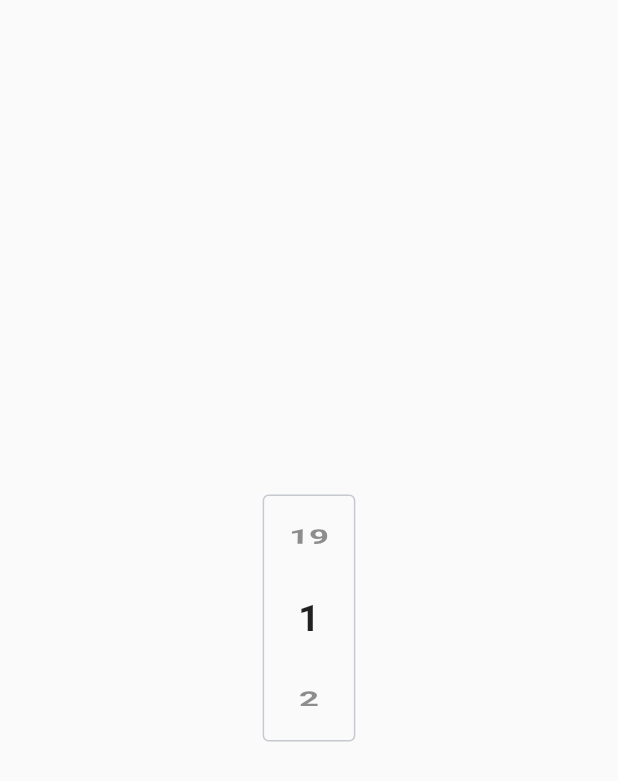
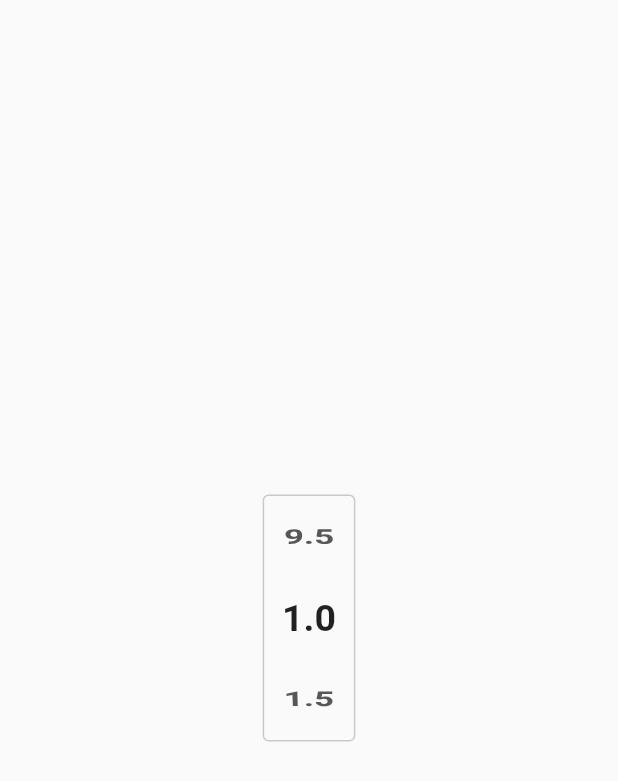
Before and after one commit to shady-ti/writing-machine, a Flutter app: the screen it shows after launch, on a phone screen of 412 x 824 dp. Shown: the top 781 px of the screen. Run offline on Flutter 3.47's test engine with Material 2 defaults, Android fonts, the phone set to English and light mode, and no system bars; our stand-ins replace audioplayers.

Commit message:
NumberScroll -> NumberWheel (Widget rework, #2)
The `NumberWheel` widget has been reworked from ground up. Its now both
more simple in its structure (on file) and less error prone.

```diff
--- /dev/null
+++ b/lib/UI/number_wheel.dart
@@ -0,0 +1,200 @@
+import 'package:flutter/material.dart';
+import 'package:writing_machine/UI/style.dart';
+
+// TODO: Reduce unnecesary state updates
+
+class _NumberWheelState extends ChangeNotifier {
+  late final num initialValue, finalValue, increment;
+
+  late final int elementCount;
+
+  late TextEditingController textController;
+
+  late FixedExtentScrollController scrollController;
+
+  var _inTextEditingMode = false;
+
+  bool get inTextEditingMode => _inTextEditingMode;
+
+  set inTextEditingMode(bool newValue) {
+    if (_inTextEditingMode != newValue) {
+      _inTextEditingMode = newValue;
+      notifyListeners();
+    }
+  }
+
+  num _value = 0;
+
+  num get value => _value;
+
+  set value(num newValue) {
+    if (_value != newValue) {
+      _value = newValue;
+
+      // TODO: Remove controller rplacement
+      if (inTextEditingMode) {
+        scrollController =
+            FixedExtentScrollController(initialItem: (value - initialValue) ~/ increment);
+
+        scrollController.addListener(() => _scrollControllerValueUpdater());
+      } else {
+        textController = TextEditingController(text: '$value');
+
+        textController.addListener(() => _textEditingControllerValueUpdater());
+      }
+
+      notifyListeners();
+    }
+  }
+
+  ///
+  _NumberWheelState({
+    required num defaultValue,
+    required this.initialValue,
+    required this.finalValue,
+    required this.increment,
+  }) {
+    value = defaultValue;
+
+    textController = TextEditingController(text: defaultValue.toString());
+    scrollController = FixedExtentScrollController();
+
+    elementCount = (finalValue - initialValue) ~/ increment;
+
+    scrollController.addListener(() => _scrollControllerValueUpdater());
+
+    textController.addListener(() => _textEditingControllerValueUpdater());
+
+    addListener(() {
+      print('value changed to "$value"');
+      print('inTextEditingMode: $inTextEditingMode\n\n');
+    });
+  }
+
+  void _textEditingControllerValueUpdater() {
+    var textNumber =
+        (int.tryParse(textController.text) ?? double.tryParse(textController.text)) ?? 0;
+
+    if (!((textNumber < initialValue) || (textNumber >= finalValue))) {
+      value = textNumber ~/ increment * increment;
+    } else if (textNumber <= initialValue) {
+      value = initialValue;
+    } else {
+      value = initialValue + (elementCount - 1) * increment;
+    }
+  }
+
+  void _scrollControllerValueUpdater() {
+    if (scrollController.selectedItem >= 0) {
+      value = initialValue + ((scrollController.selectedItem % elementCount) * increment);
+    } else {
+      // -3 of 5 is the same as 2 of 5
+      value = initialValue +
+          ((elementCount - (scrollController.selectedItem.abs() % elementCount)) * increment);
+    }
+  }
+}
+
+class NumberWheel extends StatelessWidget {
+  late final _NumberWheelState _state;
+
+  ///
+  NumberWheel({
+    super.key,
+    num? defaultValue,
+    required num initialValue,
+    required num finalValue,
+    required num increment,
+  }) {
+    _state = _NumberWheelState(
+      defaultValue: defaultValue ?? initialValue,
+      initialValue: initialValue,
+      finalValue: finalValue,
+      increment: increment,
+    );
+  }
+
+  @override
+  Widget build(BuildContext context) {
+    return SizedBox(
+      width: getFractionalWidth(valueSet<double>(0.2, 0.15, 0.1, context), context),
+      height: getFractionalHeight(0.2, context),
+      // input box borders
+      child: Container(
+        decoration: getBoxDecoration(borderColor: ColorPalette.lavenderGray),
+        // Text or Scroll View
+        child: AnimatedBuilder(
+          animation: _state,
+          builder: (context, child) => Center(
+            child: _state.inTextEditingMode
+                ? _NumberWheelTextMode(state: _state)
+                : _NumberWheelScrollMode(state: _state),
+          ),
+        ),
+      ),
+    );
+  }
+}
+
+class _NumberWheelTextMode extends StatelessWidget {
+  final _NumberWheelState state;
+
+  const _NumberWheelTextMode({required this.state});
+
+  @override
+  Widget build(BuildContext context) {
+    return AnimatedBuilder(
+      animation: state,
+      builder: (BuildContext context, Widget? child) => TextField(
+        controller: state.textController,
+        keyboardType: TextInputType.number,
+        style: FontStyles.heading3,
+        textAlign: TextAlign.center,
+        textAlignVertical: TextAlignVertical.center,
+        decoration: null,
+        onEditingComplete: () {
+          state.textController.text = '${state.value}';
+          state.inTextEditingMode = false;
+        },
+        autofocus: true,
+      ),
+    );
+  }
+}
+
+class _NumberWheelScrollMode extends StatelessWidget {
+  final _NumberWheelState state;
+
+  const _NumberWheelScrollMode({required this.state});
+
+  @override
+  Widget build(BuildContext context) {
+    return GestureDetector(
+      onTap: () {
+        state.inTextEditingMode = true;
+      },
+      child: ListWheelScrollView.useDelegate(
+        controller: state.scrollController,
+        physics: const FixedExtentScrollPhysics(),
+        diameterRatio: 1,
+        overAndUnderCenterOpacity: 0.75,
+        itemExtent: getFractionalHeight(0.05, context),
+        childDelegate: ListWheelChildLoopingListDelegate(
+          children: List.generate(
+            state.elementCount,
+            (index) => Center(
+              child: FittedBox(
+                fit: BoxFit.contain,
+                child: Text(
+                  '${state.initialValue + (index * state.increment)}',
+                  style: FontStyles.heading3,
+                  textAlign: TextAlign.center,
+                ),
+              ),
+            ),
+          ),
+        ),
+      ),
+    );
+  }
+}
--- a/lib/UI/style.dart
+++ b/lib/UI/style.dart
@@ -118,3 +118,13 @@ double getFractionalWidth(double fraction, BuildContext context) =>
 
 double getFractionalHeight(double fraction, BuildContext context) =>
     MediaQuery.of(context).size.height * fraction;
+
+BoxDecoration getBoxDecoration({
+  Color borderColor = const Color(0x00000000),
+  Color backgroundColor = const Color(0x00000000),
+}) =>
+    BoxDecoration(
+      border: Border.all(color: borderColor),
+      color: backgroundColor,
+      borderRadius: BorderRadius.circular(4),
+    );
--- a/lib/UI/ticker_inputs.dart
+++ b/lib/UI/ticker_inputs.dart
@@ -1,179 +1,152 @@
 import 'package:flutter/material.dart';
+import 'package:flutter/widgets.dart';
+import 'package:writing_machine/UI/number_wheel.temp.dart';
 import 'package:writing_machine/UI/style.dart';
+import 'package:writing_machine/model/ticker.dart';
 
-/// Numeric Input wheel where you can also type in the values
-class NumberWheel extends StatefulWidget {
-  /// [TextEditingController] that is used to communicate the chosen values
-  /// up and down the widget tree
-  final TextEditingController textController;
-
-  final num startNumber, endNumber, increment;
-
-  /// Create a [NumberWheel]
-  const NumberWheel({
-    super.key,
-    required this.textController,
-    required this.startNumber,
-    required this.endNumber,
-    this.increment = 1,
-  });
-
+class TickerInputs extends StatefulWidget {
   @override
-  State<StatefulWidget> createState() => _NumberWheelState();
+  State<StatefulWidget> createState() => _TickerInputsState();
 }
 
-class _NumberWheelState extends State<NumberWheel> {
-  /// `true` is the widget is in [TextField] mode
-  bool isTextModeActive = false;
+class _TickerInputsState extends State<TickerInputs> {
+  var hourController = TextEditingController(text: '1');
+  var minuteController = TextEditingController(text: '0');
+  var secondController = TextEditingController(text: '5');
 
-  /// up-tree pass down, used to share about the chosen value
-  late TextEditingController textController;
+  late Ticker ticker;
 
-  /// keeps getting replaced when switching back to scroll mode
-  var scrollController = FixedExtentScrollController();
-
-  /// parse both int's and double's
-  ///
-  /// ### NOTE
-  /// - Returns `0` if input can't be parsed
-  num parseNumber(String text) =>
-      (int.tryParse(textController.text) ?? double.tryParse(textController.text)) ?? 0;
-
-  @override
-  void initState() {
-    super.initState();
-
-    textController = widget.textController;
-  }
+  var inInputMode = true;
 
   @override
   Widget build(BuildContext context) {
-    // input box size
-    return FractionallySizedBox(
-      widthFactor: valueSet<double>(0.2, 0.15, 0.1, context),
-      heightFactor: 0.2,
-      // input box borders
-      child: Container(
-        decoration: BoxDecoration(
-          border: Border.all(color: ColorPalette.lavenderGray),
-          borderRadius: BorderRadius.circular(4),
+    return inInputMode
+        ? Column(
+            mainAxisSize: MainAxisSize.min,
+            children: [
+              Row(
+                mainAxisSize: MainAxisSize.min,
+                children: [
+                  Column(
+                    mainAxisSize: MainAxisSize.min,
+                    children: [
+                      const Text(
+                        'Total writing time',
+                        style: FontStyles.heading1,
                       ),
-        // Text or Scroll View
-        child: Center(
-          child: isTextModeActive
-              ? CustomTextInput(
-                  controller: textController,
-                  onEditingCompleteCallback: () => setState(
-                    () {
-                      isTextModeActive = false;
+                      Row(
+                        mainAxisSize: MainAxisSize.min,
+                        children: [
+                          Column(
+                            mainAxisSize: MainAxisSize.min,
+                            crossAxisAlignment: CrossAxisAlignment.start,
+                            children: [
+                              NumberWheel(
+                                textController: hourController,
+                                startNumber: 0,
+                                endNumber: 25,
+                              ),
+                              const Text('Hours')
+                            ],
+                          ),
+                          SizedBox(
+                            width: getFractionalWidth(0.01, context),
+                          ),
+                          Column(
+                            mainAxisSize: MainAxisSize.min,
+                            crossAxisAlignment: CrossAxisAlignment.start,
+                            children: [
+                              NumberWheel(
+                                textController: minuteController,
+                                startNumber: 0,
+                                endNumber: 61,
+                              ),
+                              const Text('Minutes')
+                            ],
+                          )
+                        ],
+                      ),
+                    ],
+                  ),
+                  SizedBox(
+                    width: getFractionalWidth(0.05, context),
+                  ),
+                  Column(
+                    mainAxisSize: MainAxisSize.min,
+                    children: [
+                      const Text(
+                        'Sec/Word',
+                        style: FontStyles.heading1,
+                      ),
+                      Column(
+                        crossAxisAlignment: CrossAxisAlignment.start,
+                        children: [
+                          NumberWheel(
+                            textController: secondController,
+                            startNumber: 1,
+                            endNumber: 61,
+                          ),
+                          const Text('Seconds')
+                        ],
+                      )
+                    ],
+                  )
+                ],
+              ),
+              TextButton(
+                onPressed: () async {
+                  setState(() {
+                    ticker = Ticker(
+                      totalDuration: Duration(
+                        hours: int.parse(hourController.text),
+                        minutes: int.parse(minuteController.text),
+                      ),
+                      timeBetweenTicks: Duration(seconds: int.parse(secondController.text)),
+                    );
+                  });
 
-                      if (parseNumber(textController.text) > widget.endNumber) {
-                        textController.text = '${widget.endNumber}';
-                      }
+                  await ticker.startPlayback();
 
-                      if (parseNumber(textController.text) < widget.startNumber) {
-                        textController.text = '${widget.startNumber}';
-                      }
-
-                      scrollController = FixedExtentScrollController(
-                        initialItem: (parseNumber(textController.text) - widget.startNumber) ~/
-                            widget.increment,
-                      );
+                  setState(() {
+                    inInputMode = false;
+                  });
                 },
+                child: const Text(
+                  'Start',
+                  style: FontStyles.heading3,
                 ),
               )
-              : ValueScroll(
-                  controller: scrollController,
-                  items: [
-                    for (int index = 0;
-                        index < (widget.endNumber - widget.startNumber) ~/ widget.increment;
-                        index++)
+            ],
+          )
+        : Center(
+            child: Column(
+              mainAxisSize: MainAxisSize.min,
+              children: [
+                Text(
+                  'Words: ${ticker.tick}/${ticker.totalTicks}',
+                  style: FontStyles.heading3,
+                ),
+                Text(
+                  ' Time: ${(ticker.timeBetweenTicks * ticker.tick).toString().substring(0, 9)}/${ticker.totalDuration.toString().substring(0, 9)}',
+                  style: FontStyles.heading3,
+                ),
                 Center(
-                        child: Text(
-                          '${widget.startNumber + (index * widget.increment)}',
+                  child: TextButton(
+                    onPressed: () {
+                      ticker.stopPlayback();
+
+                      setState(() {
+                        inInputMode = true;
+                      });
+                    },
+                    child: const Text(
+                      'Cancel',
                       style: FontStyles.heading3,
-                          textAlign: TextAlign.center,
                     ),
                   ),
+                )
               ],
-                  onTap: () => setState(() {
-                    isTextModeActive = true;
-
-                    var elementCount = (widget.endNumber - widget.startNumber) ~/ widget.increment;
-
-                    if (scrollController.selectedItem > 0) {
-                      textController.text =
-                          '${widget.startNumber + ((scrollController.selectedItem % elementCount) * widget.increment)}';
-                    } else {
-                      textController.text =
-                          '${widget.startNumber + ((elementCount + 1 - (scrollController.selectedItem.abs() % elementCount)) * widget.increment)}';
-                    }
-                  }),
-                ),
-        ),
             ),
           );
   }
 }
-
-class CustomTextInput extends StatelessWidget {
-  late TextEditingController controller;
-
-  late void Function() onEditingCompleteCallback;
-
-  ///
-  CustomTextInput({
-    super.key,
-    required this.onEditingCompleteCallback,
-    required this.controller,
-  });
-
-  @override
-  Widget build(BuildContext context) {
-    return TextField(
-      controller: controller,
-      keyboardType: TextInputType.number,
-      style: FontStyles.heading3,
-      textAlign: TextAlign.center,
-      textAlignVertical: TextAlignVertical.center,
-      decoration: null,
-      onEditingComplete: onEditingCompleteCallback,
-      autofocus: true,
-    );
-  }
-}
-
-/// A [ListWheelScrollView] of numeric values
-class ValueScroll extends StatelessWidget {
-  /// Items to display on the wheel
-  final List<Widget> items;
-
-  /// up-tree passed down Scroll controller
-  final FixedExtentScrollController controller;
-
-  /// Set up-tree state/translate values
-  final void Function() onTap;
-
-  /// Create a [ValueScroll]
-  const ValueScroll({
-    super.key,
-    required this.controller,
-    required this.items,
-    required this.onTap,
-  });
-
-  @override
-  Widget build(BuildContext context) {
-    // switch to TextMode on tap
-    return GestureDetector(
-      onTap: onTap,
-      child: ListWheelScrollView.useDelegate(
-        diameterRatio: 1,
-        overAndUnderCenterOpacity: 0.5,
-        itemExtent: getFractionalHeight(0.05, context),
-        childDelegate: ListWheelChildLoopingListDelegate(children: items),
-        controller: controller,
-      ),
-    );
-  }
-}
--- a/lib/main.dart
+++ b/lib/main.dart
@@ -7,12 +7,10 @@ import 'package:flutter/material.dart';
 
 // Package imports:
 import 'package:provider/provider.dart';
-import 'package:writing_machine/UI/ticker_inputs.dart';
+import 'package:writing_machine/UI/number_wheel.dart';
 
 // Project imports:
 import 'package:writing_machine/model/ticker.dart';
-
-import 'UI/style.dart';
 
 void main(List<String> args) async {
   var ticker = Ticker(
@@ -36,12 +34,7 @@ class Test extends StatelessWidget {
   @override
   Widget build(BuildContext context) {
     return Center(
-      child: NumberWheel(
-        textController: TextEditingController(),
-        startNumber: 1,
-        endNumber: 20,
-        increment: 1,
-      ),
+      child: NumberWheel(initialValue: 1, finalValue: 10.2, increment: 0.5),
     );
   }
 }
--- a/lib/model/ticker.dart
+++ b/lib/model/ticker.dart
@@ -53,6 +53,7 @@ class Ticker extends ChangeNotifier {
 
     // 1. Player for the 'tick' sound
     _tickPlayer = AudioPlayer(playerId: 'playback-tick');
+    await _tickPlayer.setReleaseMode(ReleaseMode.stop);
 
     customTick == null
         ? await _tickPlayer.setSourceAsset('tick.wav')
@@ -60,6 +61,7 @@ class Ticker extends ChangeNotifier {
 
     // 2. Player for the 'tock' sound
     _tockPlayer = AudioPlayer(playerId: 'playback-tock');
+    await _tockPlayer.setReleaseMode(ReleaseMode.stop);
 
     customTock == null
         ? await _tockPlayer.setSourceAsset('tock.wav')
```
Also changed, not shown: state-tree/number_input_wheel.svg (added), state-tree/ticker.svg, 2 other files. Lines whose indentation alone changed are shown as unchanged.
